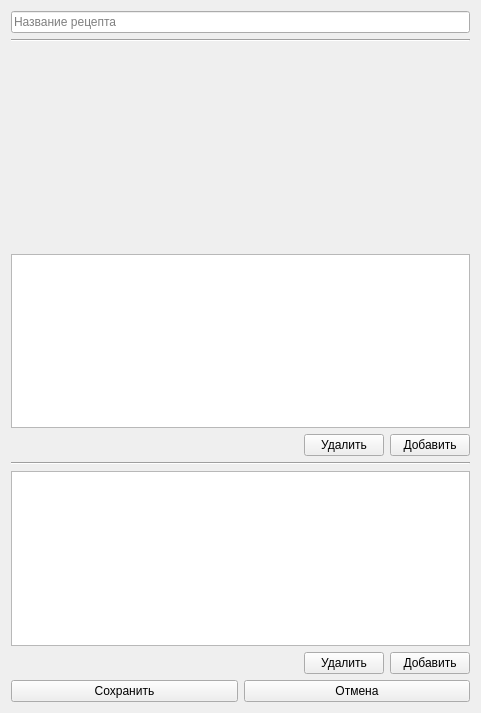
The window that project/forms/Recipe_edit.ui (Galoev/nutritionist-helper) describes before a commit, drawn with Qt 5.
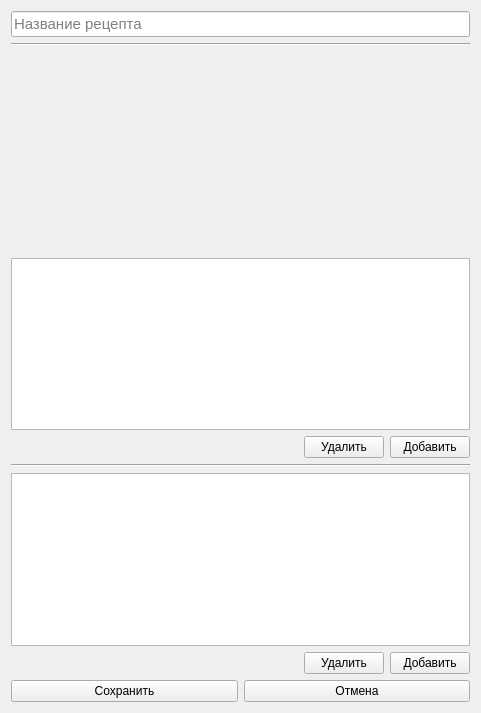
The same window after the commit.

Commit message: Фикс обновления инф. о рецептах в БД

Diff of the .ui file:
```diff
--- a/project/forms/Recipe_edit.ui
+++ b/project/forms/Recipe_edit.ui
@@ -16,6 +16,11 @@
   <layout class="QVBoxLayout" name="verticalLayout">
    <item>
     <widget class="QLineEdit" name="lineEdit_recipeName">
+     <property name="font">
+      <font>
+       <pointsize>11</pointsize>
+      </font>
+     </property>
      <property name="placeholderText">
       <string>Название рецепта</string>
      </property>
```
The commit also changes 2 other files.
